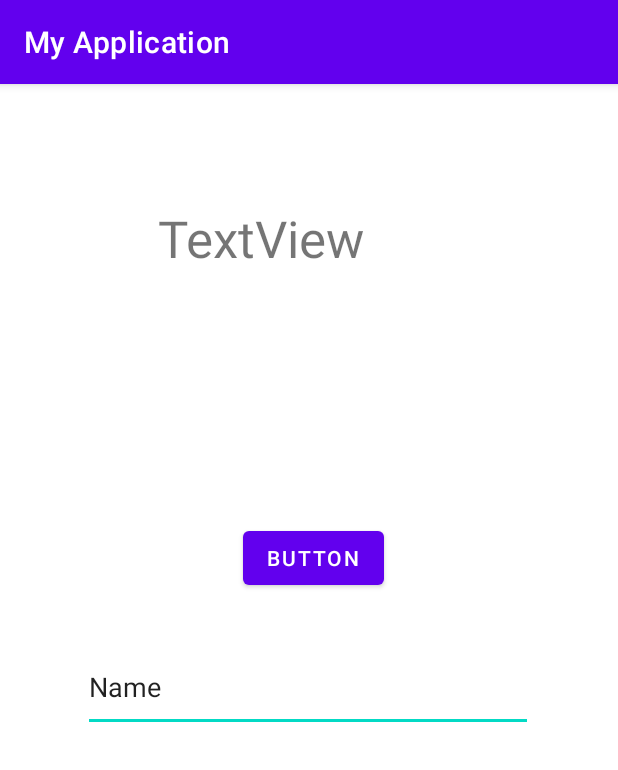
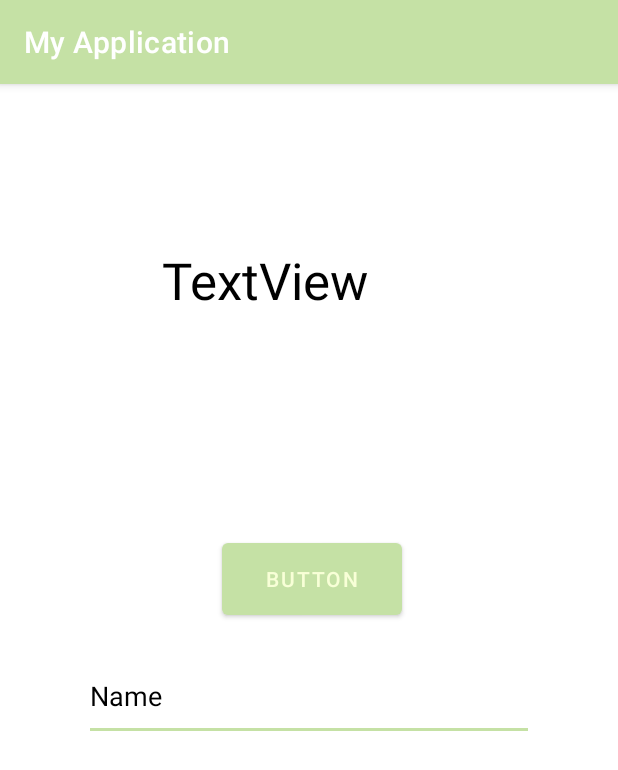
Before and after one commit to eleniS21/MyStylesAndThemesApp, an Android app: the screen it shows after launch (MainActivity), on a phone screen of 412 x 824 dp. Shown: the top 770 px of the screen. Run offline under Robolectric (Android 15) with nearby library versions, the phone set to English and light mode, and no system bars.

Commit message:
Finished dimens and themes but there is an error when running

```diff
--- a/app/src/main/AndroidManifest.xml
+++ b/app/src/main/AndroidManifest.xml
@@ -15,7 +15,8 @@
         tools:targetApi="31">
         <activity
             android:name=".MainActivity"
-            android:exported="true">
+            android:exported="true"
+            tools:ignore="MissingClass">
             <intent-filter>
                 <action android:name="android.intent.action.MAIN" />
 
--- a/app/src/main/res/layout/activity_main.xml
+++ b/app/src/main/res/layout/activity_main.xml
@@ -8,10 +8,10 @@
 
     <Button
         android:id="@+id/button"
-        android:layout_width="wrap_content"
-        android:layout_height="wrap_content"
-        android:layout_marginTop="292dp"
-        android:layout_marginEnd="156dp"
+        android:layout_width="@dimen/buttonWidth"
+        android:layout_height="@dimen/buttonHeight"
+        android:layout_marginTop="@dimen/buttonTopMargin"
+        android:layout_marginEnd="144dp"
         android:text="Button"
         app:layout_constraintEnd_toEndOf="parent"
         app:layout_constraintTop_toTopOf="parent" />
@@ -20,25 +20,25 @@
         android:id="@+id/textView"
         android:layout_width="@dimen/textViewWidth"
         android:layout_height="@dimen/textViewHeight"
-        android:layout_marginTop="80dp"
+        android:layout_marginTop="108dp"
+        android:layout_marginEnd="104dp"
         android:text="TextView"
+        android:textColor="@color/primaryTextColor"
         android:textSize="34sp"
         app:layout_constraintEnd_toEndOf="parent"
-        app:layout_constraintHorizontal_bias="0.497"
-        app:layout_constraintStart_toStartOf="parent"
         app:layout_constraintTop_toTopOf="parent" />
 
     <EditText
         android:id="@+id/editTextTextPersonName"
         android:layout_width="@dimen/editTextWidth"
         android:layout_height="@dimen/editTextHeight"
-        android:layout_marginBottom="336dp"
+        android:layout_marginEnd="@dimen/editTextEndMargin"
+        android:layout_marginBottom="@dimen/editTextBotMargin"
         android:ems="10"
         android:inputType="textPersonName"
         android:text="Name"
+        android:textColor="@color/primaryTextColor"
         app:layout_constraintBottom_toBottomOf="parent"
-        app:layout_constraintEnd_toEndOf="parent"
-        app:layout_constraintHorizontal_bias="0.495"
-        app:layout_constraintStart_toStartOf="parent" />
+        app:layout_constraintEnd_toEndOf="parent" />
 
 </androidx.constraintlayout.widget.ConstraintLayout>
--- a/app/src/main/res/values/colors.xml
+++ b/app/src/main/res/values/colors.xml
@@ -1,35 +1,24 @@
 <?xml version="1.0" encoding="utf-8"?>
 <resources>
-    <color name="purple_200">#FFBB86FC</color>
-    <color name="purple_500">#FF6200EE</color>
-    <color name="purple_700">#FF3700B3</color>
-    <color name="teal_200">#FF03DAC5</color>
-    <color name="teal_700">#FF018786</color>
-    <color name="black">#FF000000</color>
-    <color name="white">#FFFFFFFF</color>
+    <?xml version="1.0"?>
 
-<!--    <?xml version="1.0"?>-->
+    <!--?xml version="1.0" encoding="UTF-8"?-->
 
-<!--    &lt;!&ndash;?xml version="1.0" encoding="UTF-8"?&ndash;&gt;-->
+    <color name="primaryColor">#c5e1a5</color>
 
-<!--    -<resources>-->
+    <color name="primaryLightColor">#f8ffd7</color>
 
-<!--    <color name="primaryColor">#c5e1a5</color>-->
+    <color name="primaryDarkColor">#94af76</color>
 
-<!--    <color name="primaryLightColor">#f8ffd7</color>-->
+    <color name="secondaryColor">#c5e1a5</color>
 
-<!--    <color name="primaryDarkColor">#94af76</color>-->
+    <color name="secondaryLightColor">#f8ffd7</color>
 
-<!--    <color name="secondaryColor">#c5e1a5</color>-->
+    <color name="secondaryDarkColor">#94af76</color>
 
-<!--    <color name="secondaryLightColor">#f8ffd7</color>-->
+    <color name="primaryTextColor">#000000</color>
 
-<!--    <color name="secondaryDarkColor">#94af76</color>-->
+    <color name="secondaryTextColor">#000000</color>
 
-<!--    <color name="primaryTextColor">#000000</color>-->
-
-<!--    <color name="secondaryTextColor">#000000</color>-->
-
-<!--</resources>-->
 
 </resources>
--- a/app/src/main/res/values/dimens.xml
+++ b/app/src/main/res/values/dimens.xml
@@ -2,8 +2,14 @@
 <resources>
     <dimen name="textViewWidth">200dp</dimen>
     <dimen name="textViewHeight">40dp</dimen>
-    <dimen name="bottomMargin">20dp</dimen>
-    <dimen name="screenMargin">15dp</dimen>
     <dimen name="editTextWidth">300dp</dimen>
     <dimen name="editTextHeight">60dp</dimen>
+    <dimen name="textViewTopMargin">80dp</dimen>
+    <dimen name="textViewEndMargin">104dp</dimen>
+    <dimen name="editTextEndMargin">56dp</dimen>
+    <dimen name="editTextBotMargin">330dp</dimen>
+    <dimen name="buttonEndMargin">144dp</dimen>
+    <dimen name="buttonTopMargin">300dp</dimen>
+    <dimen name="buttonWidth">120dp</dimen>
+    <dimen name="buttonHeight">60dp</dimen>
 </resources>
--- a/app/src/main/res/values/themes.xml
+++ b/app/src/main/res/values/themes.xml
@@ -2,13 +2,13 @@
     <!-- Base application theme. -->
     <style name="Theme.MyApplication" parent="Theme.MaterialComponents.DayNight.DarkActionBar">
         <!-- Primary brand color. -->
-        <item name="colorPrimary">@color/purple_500</item>
-        <item name="colorPrimaryVariant">@color/purple_700</item>
-        <item name="colorOnPrimary">@color/white</item>
+        <item name="colorPrimary">@color/primaryColor</item>
+        <item name="colorPrimaryVariant">@color/primaryDarkColor</item>
+        <item name="colorOnPrimary">@color/primaryLightColor</item>
         <!-- Secondary brand color. -->
-        <item name="colorSecondary">@color/teal_200</item>
-        <item name="colorSecondaryVariant">@color/teal_700</item>
-        <item name="colorOnSecondary">@color/black</item>
+        <item name="colorSecondary">@color/secondaryColor</item>
+        <item name="colorSecondaryVariant">@color/secondaryLightColor</item>
+        <item name="colorOnSecondary">@color/secondaryDarkColor</item>
         <!-- Status bar color. -->
         <item name="android:statusBarColor" tools:targetApi="l">?attr/colorPrimaryVariant</item>
         <!-- Customize your theme here. -->
--- a/settings.gradle
+++ b/settings.gradle
@@ -14,3 +14,4 @@ dependencyResolutionManagement {
 }
 rootProject.name = "My Application"
 include ':app'
+include ':app'
```
